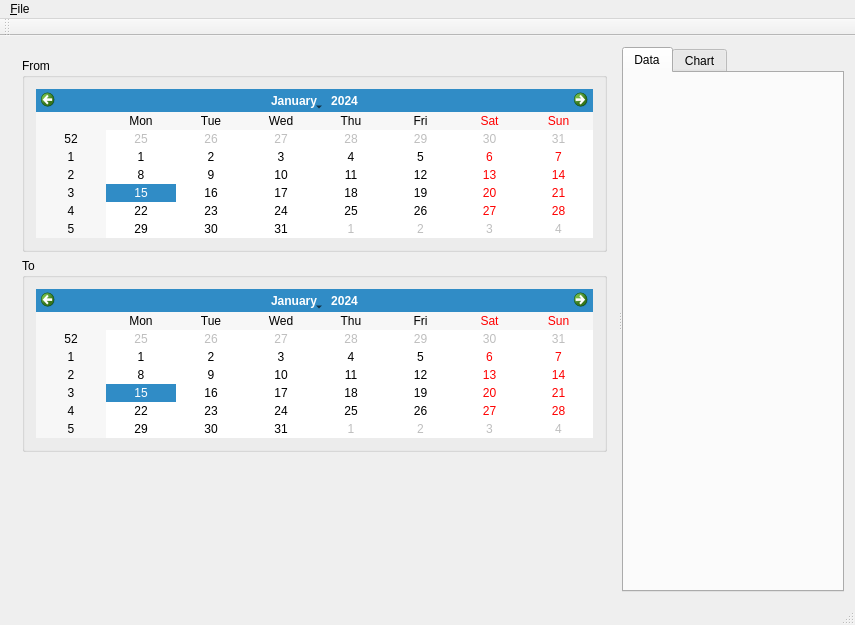
This is MainWindow.ui in domi4484/energia as Qt 5 draws it before an edit. The edited form follows.
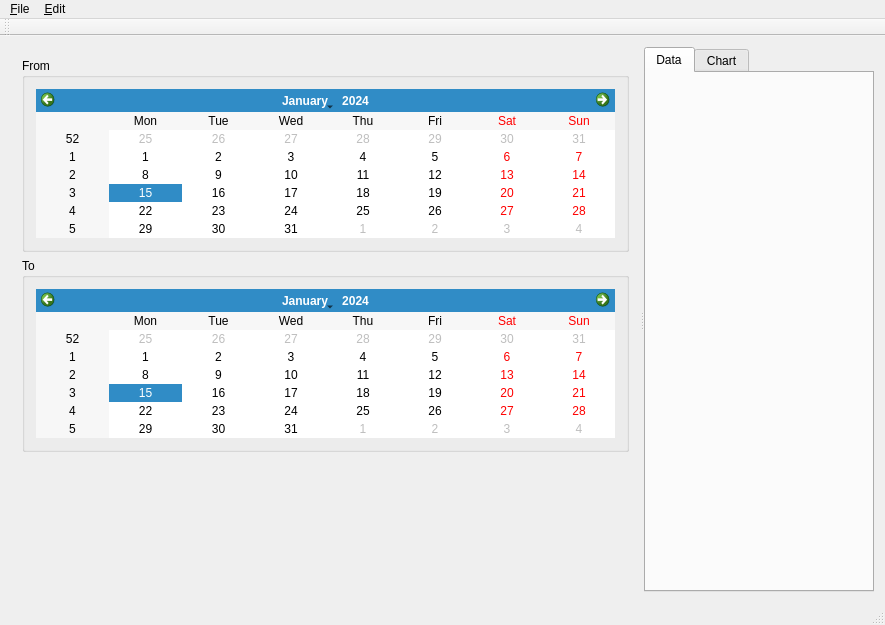
This is the edited form.

```diff
--- a/MainWindow.ui
+++ b/MainWindow.ui
@@ -6,7 +6,7 @@
    <rect>
     <x>0</x>
     <y>0</y>
-    <width>855</width>
+    <width>885</width>
     <height>625</height>
    </rect>
   </property>
@@ -86,13 +86,22 @@
     </item>
    </layout>
   </widget>
+  <widget class="QToolBar" name="mainToolBar">
+   <attribute name="toolBarArea">
+    <enum>TopToolBarArea</enum>
+   </attribute>
+   <attribute name="toolBarBreak">
+    <bool>false</bool>
+   </attribute>
+  </widget>
+  <widget class="QStatusBar" name="statusBar"/>
   <widget class="QMenuBar" name="menuBar">
    <property name="geometry">
     <rect>
      <x>0</x>
      <y>0</y>
-     <width>855</width>
-     <height>22</height>
+     <width>885</width>
+     <height>23</height>
     </rect>
    </property>
    <widget class="QMenu" name="menu_File">
@@ -101,19 +110,18 @@
     </property>
     <addaction name="m_QAction_File_New"/>
     <addaction name="m_QAction_File_Open"/>
-    <addaction name="m_QAction_File_Import"/>
+    <addaction name="separator"/>
+    <addaction name="m_QAction_File_DocumentProperties"/>
+   </widget>
+   <widget class="QMenu" name="menuEdit">
+    <property name="title">
+     <string>&amp;Edit</string>
+    </property>
+    <addaction name="m_QAction_Edit_ImportCSVData"/>
    </widget>
    <addaction name="menu_File"/>
+   <addaction name="menuEdit"/>
   </widget>
-  <widget class="QToolBar" name="mainToolBar">
-   <attribute name="toolBarArea">
-    <enum>TopToolBarArea</enum>
-   </attribute>
-   <attribute name="toolBarBreak">
-    <bool>false</bool>
-   </attribute>
-  </widget>
-  <widget class="QStatusBar" name="statusBar"/>
   <action name="m_QAction_File_Open">
    <property name="text">
     <string>&amp;Open</string>
```
Left out of the diff: 9 changed lines with no effect on the pictures.
